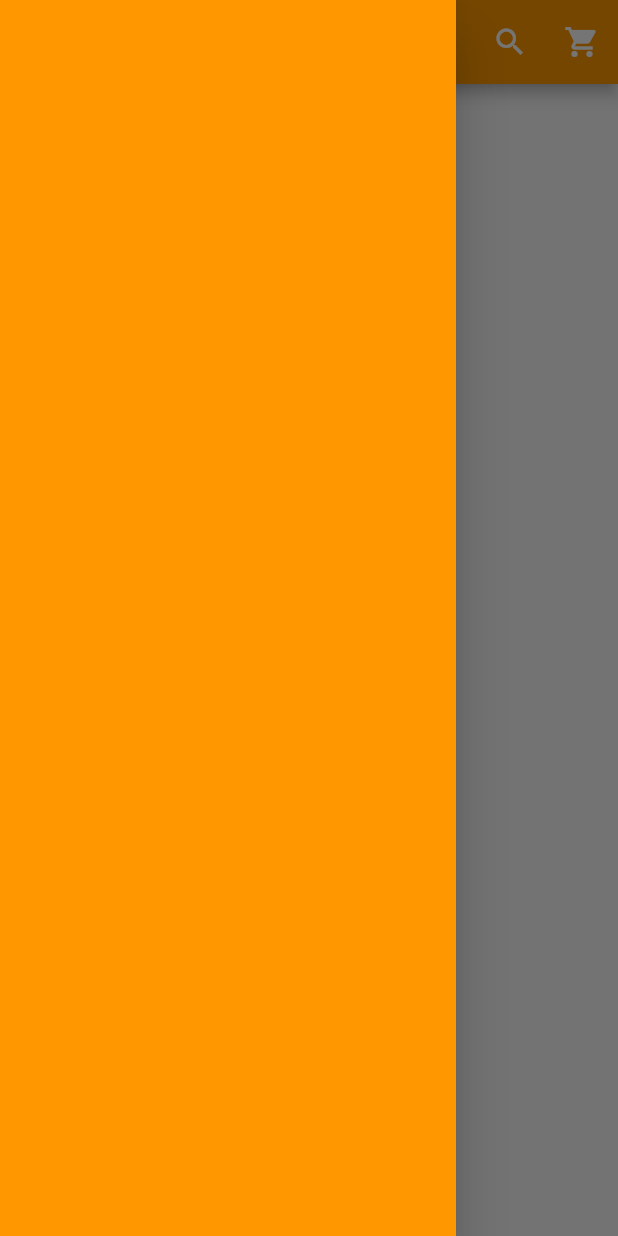
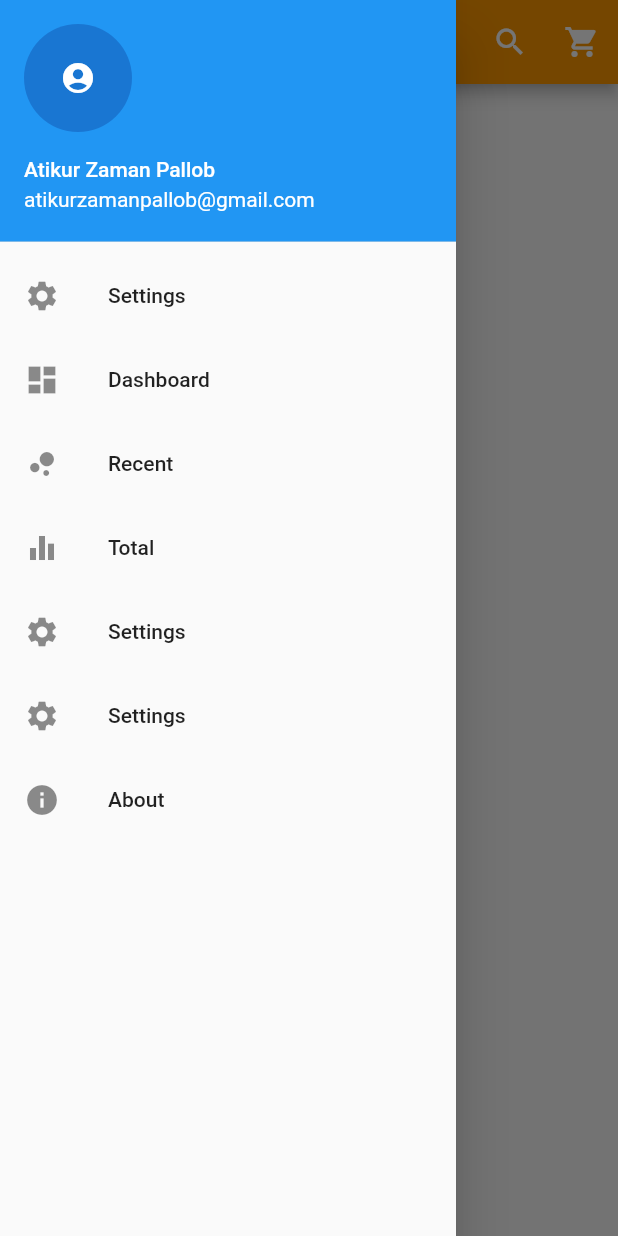
Before and after one commit to zaman-pallob/Vogue, a Flutter app: the screen it shows after launch, with the side drawer open, on a phone screen of 412 x 824 dp. Run offline on Flutter 3.47's test engine with Material 2 defaults, Android fonts, the phone set to English and light mode, and no system bars.

Commit message:
Drawer Header

```diff
--- a/lib/Home/Home.dart
+++ b/lib/Home/Home.dart
@@ -21,10 +21,39 @@ class _HomeState extends State<Home> {
         ],
       ),
       drawer: Drawer(
-        child: Container(
-          color: Colors.orange,
-        ),
+          child: ListView(
+        children: <Widget>[
+          drawerHeader("Atikur Zaman Pallob", "atikurzamanpallob@gmail.com",
+              Icons.account_circle),
+          drawerOptions("Settings", Icons.settings),
+          drawerOptions("Dashboard", Icons.dashboard),
+          drawerOptions("Recent", Icons.bubble_chart),
+          drawerOptions("Total", Icons.equalizer),
+          drawerOptions("Settings", Icons.settings),
+          drawerOptions("Settings", Icons.settings),
+          drawerOptions("About", Icons.info),
+        ],
+      )),
+    );
+  }
+
+  Widget drawerHeader(String name, String email, IconData icons) {
+    return UserAccountsDrawerHeader(
+      accountName: Text(name),
+      accountEmail: Text(email),
+      currentAccountPicture: new CircleAvatar(
+        child: Icon(icons),
       ),
     );
   }
+
+  Widget drawerOptions(String itemname, IconData icons) {
+    return ListTile(
+      leading: Icon(icons),
+      title: Text(itemname),
+      onTap: () {
+        Navigator.pop(context);
+      },
+    );
+  }
 }
```
